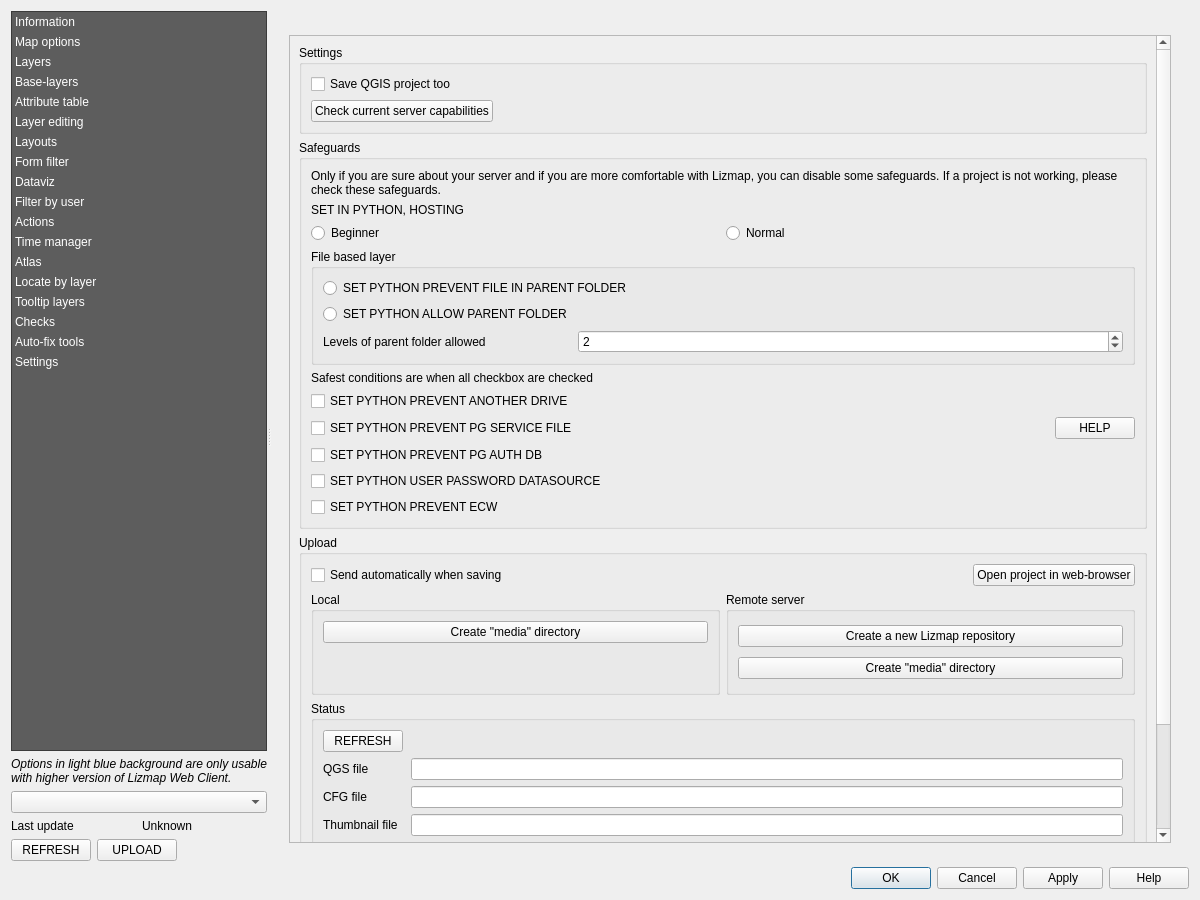
The window that lizmap/resources/ui/ui_lizmap.ui (3liz/lizmap-plugin) describes before a commit, drawn with Qt 5.
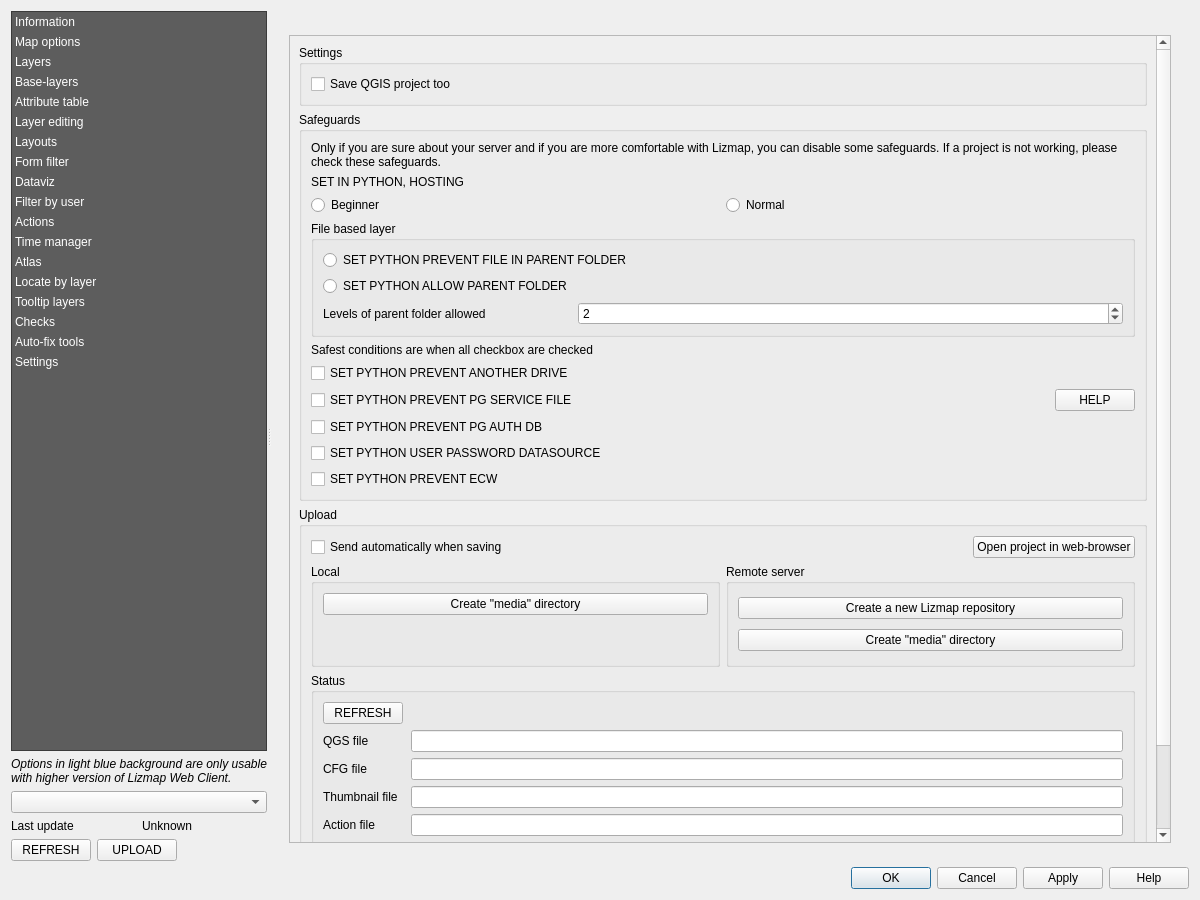
The same window after the commit. The open tabs and pages were chosen to show the change. Custom widgets are drawn as their Qt base class.

Commit message: Improve repository creation and remote server support

What changed in the file:
```diff
--- a/lizmap/resources/ui/ui_lizmap.ui
+++ b/lizmap/resources/ui/ui_lizmap.ui
@@ -649,6 +649,43 @@
                </property>
               </widget>
              </item>
+             <item row="0" column="0">
+              <widget class="QLabel" name="label_81">
+               <property name="text">
+                <string>Current server</string>
+               </property>
+              </widget>
+             </item>
+             <item row="2" column="0">
+              <widget class="QLabel" name="label_current_lwc_label">
+               <property name="text">
+                <string>Current Lizmap Web Client branch selected</string>
+               </property>
+              </widget>
+             </item>
+             <item row="0" column="1">
+              <widget class="QComboBox" name="server_combo"/>
+             </item>
+             <item row="2" column="1">
+              <widget class="QLabel" name="label_current_lwc">
+               <property name="text">
+                <string notr="true">SET IN PYTHON CODE</string>
+               </property>
+              </widget>
+             </item>
+             <item row="0" column="2">
+              <widget class="QPushButton" name="button_check_capabilities">
+               <property name="sizePolicy">
+                <sizepolicy hsizetype="Maximum" vsizetype="Fixed">
+                 <horstretch>0</horstretch>
+                 <verstretch>0</verstretch>
+                </sizepolicy>
+               </property>
+               <property name="text">
+                <string notr="true">REFRESH</string>
+               </property>
+              </widget>
+             </item>
             </layout>
            </item>
            <item>
@@ -4719,30 +4756,6 @@
                     </property>
                    </widget>
                   </item>
-                  <item>
-                   <layout class="QHBoxLayout" name="horizontalLayout_13">
-                    <item>
-                     <widget class="QPushButton" name="button_check_capabilities">
-                      <property name="text">
-                       <string>Check current server capabilities</string>
-                      </property>
-                     </widget>
-                    </item>
-                    <item>
-                     <spacer name="horizontalSpacer_6">
-                      <property name="orientation">
-                       <enum>Qt::Horizontal</enum>
-                      </property>
-                      <property name="sizeHint" stdset="0">
-                       <size>
-                        <width>40</width>
-                        <height>20</height>
-                       </size>
-                      </property>
-                     </spacer>
-                    </item>
-                   </layout>
-                  </item>
                  </layout>
                 </widget>
                </item>
```
Left out of the diff: 32 changed lines with no effect on the pictures. The commit also changes 6 other files.
